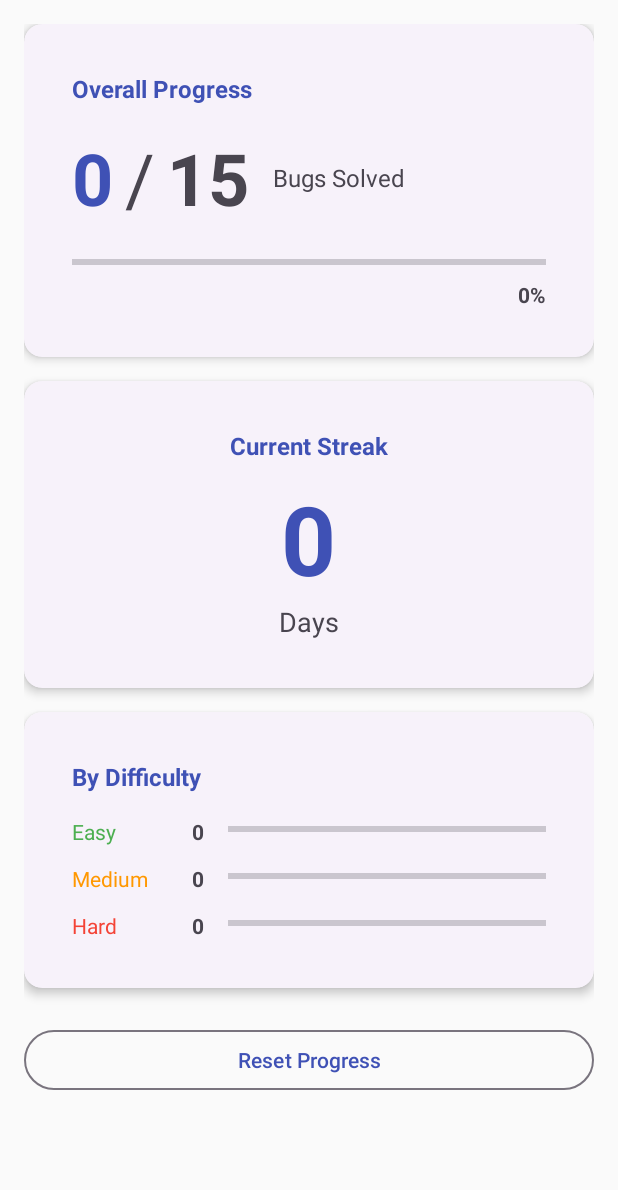
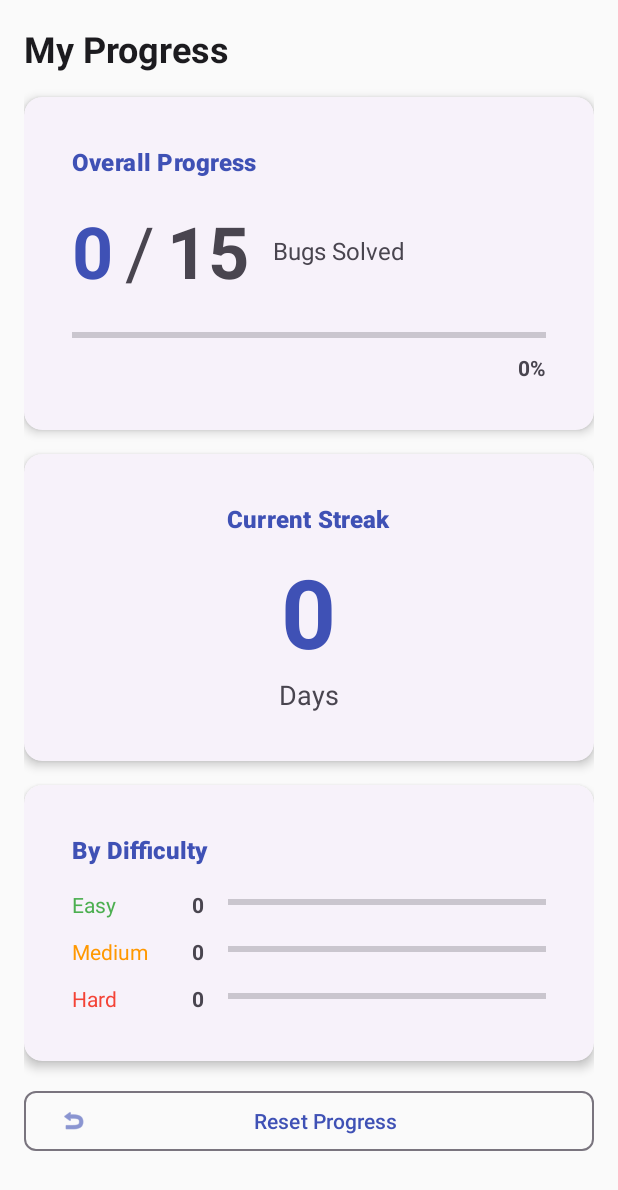
Before and after one commit to hamdanyasser/DebugAppProject, an Android app: the fragment ProgressFragment shown on its own in the app's theme, on a phone screen of 412 x 824 dp. Shown: the top 1190 px of the screen. Run offline under Robolectric (Android 15) with nearby library versions, the phone set to English and light mode, and no system bars; our stand-ins replace Room's generated code.

Commit message:
Polish ProgressFragment with Material 3 consistent styling
Layout improvements (fragment_progress.xml):
- Added page header for better visual hierarchy
- Updated all cards to use standard dimensions (@dimen references)
- Applied consistent text styles (@style/TextAppearance.DebugMaster.*)
- Updated button to MaterialButton with icon and standard height
- Applied theme background color and proper spacing throughout
- Better visual consistency with other fragments

Code improvements (ProgressFragment.java):
- Enhanced JavaDoc with detailed features and displays list
- Improved documentation for better professor review

This creates a polished stats dashboard that matches the quality and design language of the rest of the app.

```diff
--- a/app/src/main/res/layout/fragment_progress.xml
+++ b/app/src/main/res/layout/fragment_progress.xml
@@ -1,36 +1,45 @@
 <?xml version="1.0" encoding="utf-8"?>
 <ScrollView xmlns:android="http://schemas.android.com/apk/res/android"
     xmlns:app="http://schemas.android.com/apk/res-auto"
+    xmlns:tools="http://schemas.android.com/tools"
     android:layout_width="match_parent"
     android:layout_height="match_parent"
-    android:fillViewport="true">
+    android:fillViewport="true"
+    android:background="?android:attr/colorBackground">
 
     <LinearLayout
         android:layout_width="match_parent"
         android:layout_height="wrap_content"
         android:orientation="vertical"
-        android:padding="16dp">
+        android:padding="@dimen/padding_medium">
+
+        <!-- Header -->
+        <TextView
+            style="@style/TextAppearance.DebugMaster.Headline2"
+            android:layout_width="wrap_content"
+            android:layout_height="wrap_content"
+            android:layout_marginBottom="@dimen/spacing_medium"
+            android:text="@string/my_progress" />
 
         <!-- Overall Progress Card -->
         <com.google.android.material.card.MaterialCardView
             android:layout_width="match_parent"
             android:layout_height="wrap_content"
-            android:layout_marginBottom="16dp"
-            app:cardElevation="4dp"
-            app:cardCornerRadius="12dp">
+            android:layout_marginBottom="@dimen/spacing_medium"
+            app:cardElevation="@dimen/card_elevation"
+            app:cardCornerRadius="@dimen/card_corner_radius">
 
             <LinearLayout
                 android:layout_width="match_parent"
                 android:layout_height="wrap_content"
                 android:orientation="vertical"
-                android:padding="16dp">
+                android:padding="@dimen/padding_medium">
 
                 <TextView
+                    style="@style/TextAppearance.DebugMaster.Subtitle"
                     android:layout_width="wrap_content"
                     android:layout_height="wrap_content"
                     android:text="@string/overall_progress"
-                    android:textSize="16sp"
-                    android:textStyle="bold"
                     android:textColor="?attr/colorPrimary" />
 
                 <LinearLayout
@@ -100,23 +109,22 @@
         <com.google.android.material.card.MaterialCardView
             android:layout_width="match_parent"
             android:layout_height="wrap_content"
-            android:layout_marginBottom="16dp"
-            app:cardElevation="4dp"
-            app:cardCornerRadius="12dp">
+            android:layout_marginBottom="@dimen/spacing_medium"
+            app:cardElevation="@dimen/card_elevation"
+            app:cardCornerRadius="@dimen/card_corner_radius">
 
             <LinearLayout
                 android:layout_width="match_parent"
                 android:layout_height="wrap_content"
                 android:orientation="vertical"
-                android:padding="16dp"
+                android:padding="@dimen/padding_medium"
                 android:gravity="center">
 
                 <TextView
+                    style="@style/TextAppearance.DebugMaster.Subtitle"
                     android:layout_width="wrap_content"
                     android:layout_height="wrap_content"
                     android:text="@string/current_streak"
-                    android:textSize="16sp"
-                    android:textStyle="bold"
                     android:textColor="?attr/colorPrimary" />
 
                 <TextView
@@ -141,22 +149,21 @@
         <com.google.android.material.card.MaterialCardView
             android:layout_width="match_parent"
             android:layout_height="wrap_content"
-            android:layout_marginBottom="16dp"
-            app:cardElevation="4dp"
-            app:cardCornerRadius="12dp">
+            android:layout_marginBottom="@dimen/spacing_medium"
+            app:cardElevation="@dimen/card_elevation"
+            app:cardCornerRadius="@dimen/card_corner_radius">
 
             <LinearLayout
                 android:layout_width="match_parent"
                 android:layout_height="wrap_content"
                 android:orientation="vertical"
-                android:padding="16dp">
+                android:padding="@dimen/padding_medium">
 
                 <TextView
+                    style="@style/TextAppearance.DebugMaster.Subtitle"
                     android:layout_width="wrap_content"
                     android:layout_height="wrap_content"
                     android:text="@string/by_difficulty"
-                    android:textSize="16sp"
-                    android:textStyle="bold"
                     android:textColor="?attr/colorPrimary" />
 
                 <!-- Easy -->
@@ -264,12 +271,14 @@
         </com.google.android.material.card.MaterialCardView>
 
         <!-- Reset Button -->
-        <Button
+        <com.google.android.material.button.MaterialButton
             android:id="@+id/button_reset_progress"
             android:layout_width="match_parent"
-            android:layout_height="wrap_content"
-            android:layout_marginTop="8dp"
+            android:layout_height="@dimen/button_height"
             android:text="@string/reset_progress"
+            app:icon="@android:drawable/ic_menu_revert"
+            app:iconGravity="start"
+            app:cornerRadius="@dimen/button_corner_radius"
             style="@style/Widget.Material3.Button.OutlinedButton" />
 
     </LinearLayout>
```
Also changed, not shown: app/src/main/java/com/example/debugappproject/ui/progress/ProgressFragment.java (+14 -6 lines).
